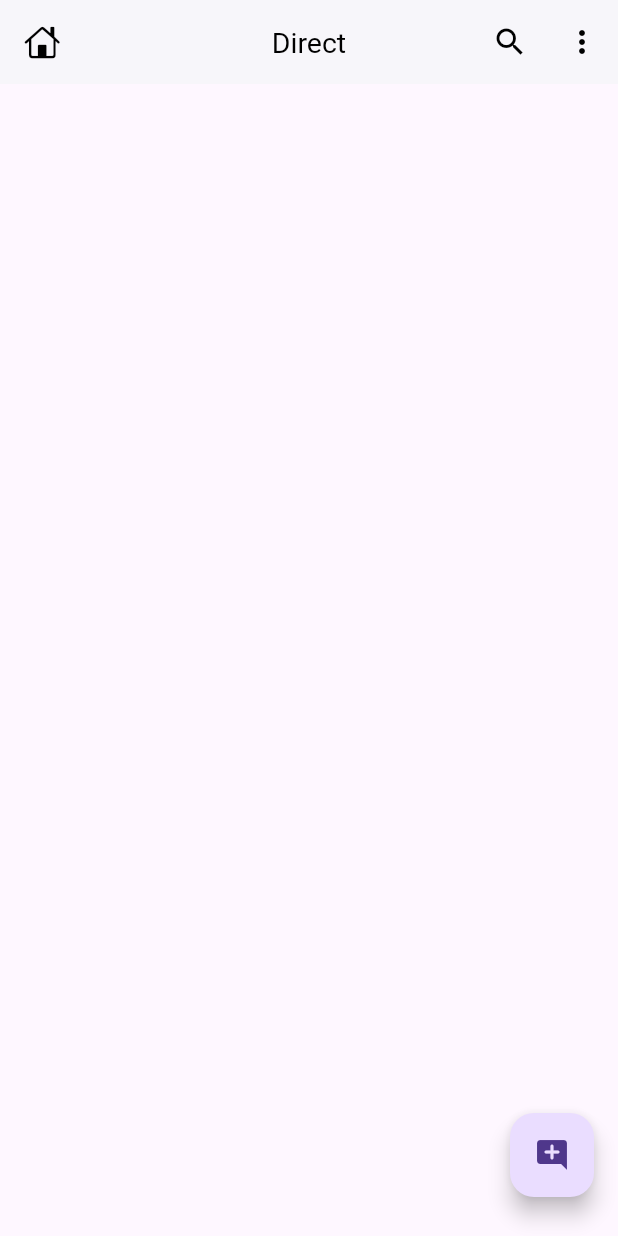
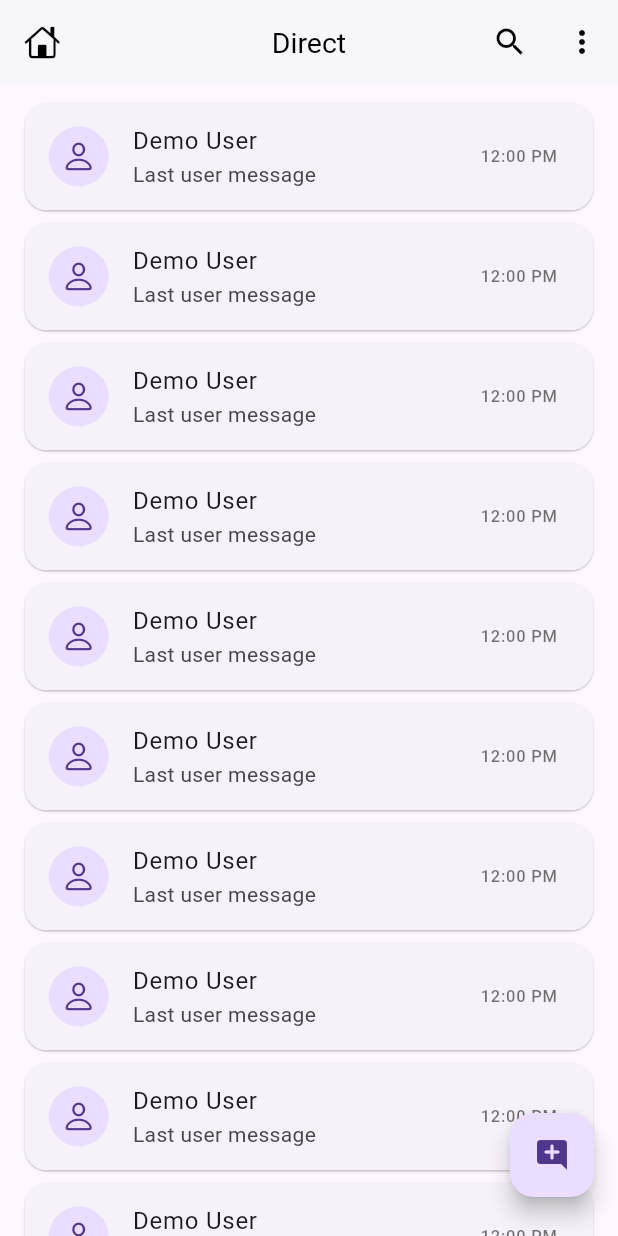
Before and after one commit to fran780/Direct, a Flutter app: the screen it shows after launch, on a phone screen of 412 x 824 dp. Run offline on Flutter 3.47's test engine with Material 3 defaults, Android fonts, the phone set to English and light mode, and no system bars; our stand-ins replace firebase_auth, firebase_core, google_sign_in; accounts and stored records are empty.

Commit message:
Etapa 15
- Corrección del problema con la base de datos.
- Diseño de interfaz de usuario para cada una de las tarjetas de las chats.

```diff
--- a/lib/screens/auth/login_screen.dart
+++ b/lib/screens/auth/login_screen.dart
@@ -52,9 +52,9 @@ class _LoginScreenState extends State<LoginScreen> {
       // Trigger the authentication flow
       final GoogleSignInAccount? googleUser = await GoogleSignIn().signIn();
 
-      // Obtain the auth details from the request
-      final GoogleSignInAuthentication? googleAuth =
-          await googleUser?.authentication;
+    // Obtain the auth details from the request
+    final GoogleSignInAuthentication? googleAuth =
+        await googleUser?.authentication;
 
       // Create a new credential
       final credential = GoogleAuthProvider.credential(
@@ -62,8 +62,9 @@ class _LoginScreenState extends State<LoginScreen> {
         idToken: googleAuth?.idToken,
       );
 
-      // Once signed in, return the UserCredential
-      return await APIs.auth.signInWithCredential(credential);
+    // Once signed in, return the UserCredential
+    return await FirebaseAuth.instance.signInWithCredential(credential);
+
     } catch (e) {
       print('\n_signInWithGoogle: $e');
       Dialogs.showSnackbar(
@@ -71,6 +72,7 @@ class _LoginScreenState extends State<LoginScreen> {
       return null;
     }
   }
+
 
   @override
   Widget build(BuildContext context) {
--- a/lib/screens/home_screen.dart
+++ b/lib/screens/home_screen.dart
@@ -1,8 +1,11 @@
 import 'package:direct/api/apis.dart';
+import 'package:direct/widgets/chat_user_card.dart';
 
 import 'package:flutter/cupertino.dart';
 import 'package:flutter/material.dart';
 import 'package:google_sign_in/google_sign_in.dart';
+
+import '../main.dart';
 
 class HomeScreen extends StatefulWidget {
   const HomeScreen({super.key});
@@ -35,6 +38,14 @@ class _HomeScreenState extends State<HomeScreen> {
             },
             child: const Icon(Icons.add_comment_rounded)),
       ),
+
+      body: ListView.builder(
+        itemCount: 16,
+        padding: EdgeInsets.only(top: mq.height * .01),
+        physics: BouncingScrollPhysics(),
+        itemBuilder: (context, index) {
+          return const ChatUserCard();
+        }),
     );
   }
 }
--- a/lib/widgets/chat_user_card.dart
+++ b/lib/widgets/chat_user_card.dart
@@ -1,4 +1,7 @@
+import 'package:flutter/cupertino.dart';
 import 'package:flutter/material.dart';
+
+import '../main.dart';
 
 class ChatUserCard extends StatefulWidget {
   const ChatUserCard({super.key});
@@ -10,6 +13,30 @@ class ChatUserCard extends StatefulWidget {
 class _ChatUserCardState extends State<ChatUserCard> {
   @override
   Widget build(BuildContext context) {
-    return Container();
+    return Card(
+      margin: EdgeInsets.symmetric(horizontal: mq.width * .04, vertical: 4),
+      // color: Colors.blue.shade100,
+      elevation: 0.5,
+      shape: RoundedRectangleBorder(borderRadius: BorderRadius.circular(15)),
+      child: InkWell(
+        onTap: () {},
+        child: const ListTile(
+          // Imagen de perfil del usuario
+          leading: CircleAvatar(child: Icon(CupertinoIcons.person)),
+
+          // Nombre de usuario
+          title: Text('Demo User'),
+
+          //Ultimo mensaje
+          subtitle: Text('Last user message', maxLines: 1),
+
+          // Tiempo del ultimo mensaje
+          trailing: Text(
+            '12:00 PM',
+          style: TextStyle(color: Colors.black54),
+        ),
+      ),
+    ),
+    );
   }
 }
--- a/pubspec.yaml
+++ b/pubspec.yaml
@@ -35,7 +35,6 @@ flutter_launcher_icons:
   image_path: "images/icon.png"
   min_sdk_android: 21
   remove_alpha_ios: true
-
 
   # The "flutter_lints" package below contains a set of recommended lints to
   # encourage good coding practices. The lint set provided by the package is
```
Also changed, not shown: 2 other files.
